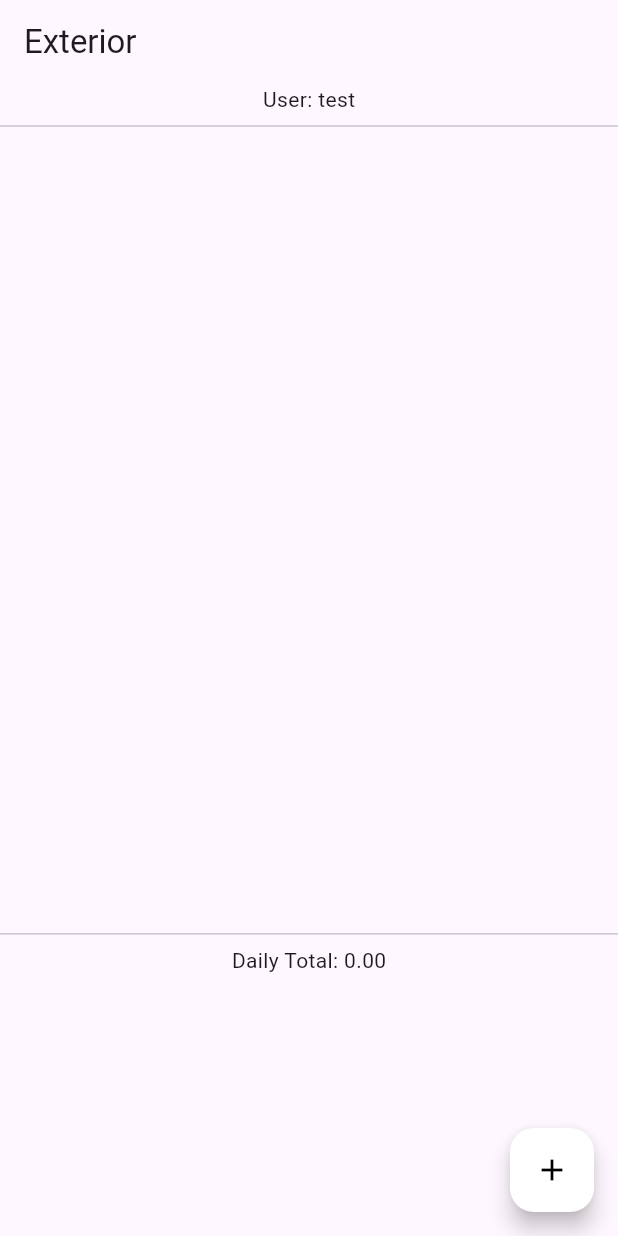
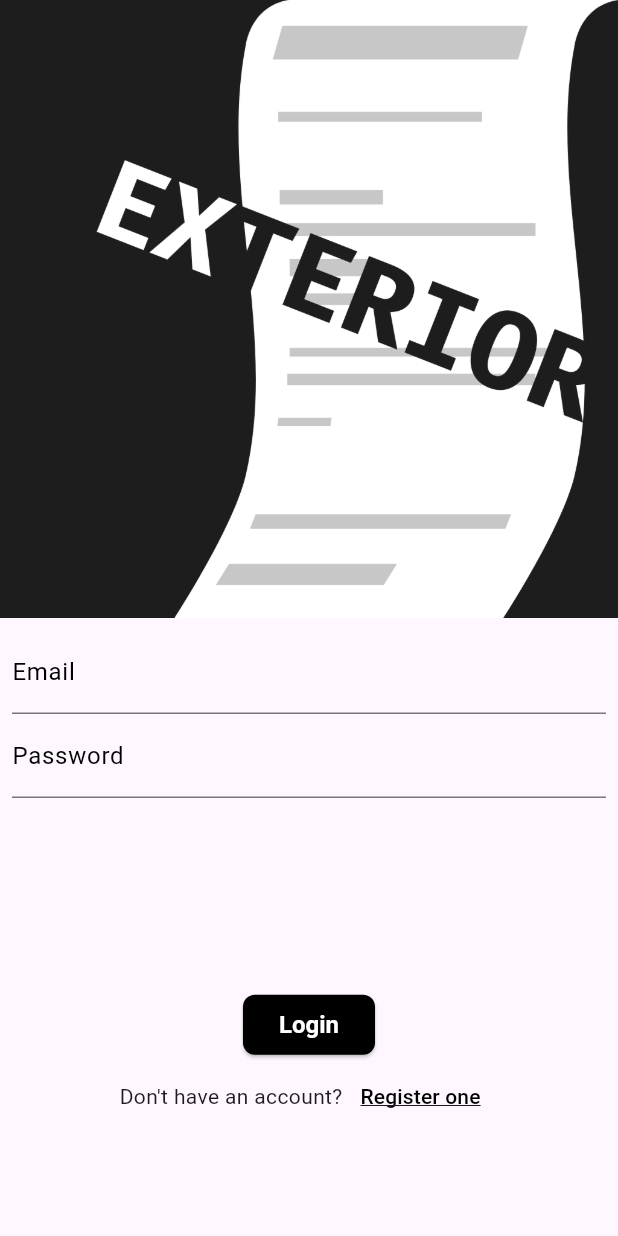
Before and after one commit to Isaac-Fate/exterior, a Flutter app: the screen it shows after launch, on a phone screen of 412 x 824 dp. Run offline on Flutter 3.47's test engine with Material 3 defaults, Android fonts, the light colour scheme and no system bars; our stand-ins replace cloud_firestore, firebase_auth, firebase_core, get, logger; accounts and stored records are empty.

Commit message:
Add login page and splash page

```diff
--- a/lib/main.dart
+++ b/lib/main.dart
@@ -2,7 +2,9 @@ import 'package:firebase_core/firebase_core.dart';
 import 'package:flutter/material.dart';
 import 'package:get/get.dart';
 import 'package:logger/logger.dart';
+import './pages/splash_page.dart';
 import './pages/home_page.dart';
+import './pages/login_page.dart';
 
 void main() async {
   // Ensure the widgets binding is initialized
@@ -37,7 +39,9 @@ class MyApp extends StatelessWidget {
       ),
       initialRoute: '/',
       routes: {
-        '/': (context) => const HomePage(),
+        '/': (context) => const SplashPage(),
+        '/login': (context) => const LoginPage(),
+        '/home': (context) => const HomePage(),
       },
       initialBinding: BindingsBuilder(() {
         Get.put(Logger(
--- /dev/null
+++ b/lib/pages/login_page.dart
@@ -0,0 +1,355 @@
+import 'package:firebase_auth/firebase_auth.dart';
+import 'package:flutter/material.dart';
+import 'package:get/get.dart';
+import 'package:logger/logger.dart';
+
+import '../widgets/custom_theme_text_field.dart';
+
+enum LoginPageMode {
+  login,
+  register,
+}
+
+class LoginPage extends StatefulWidget {
+  const LoginPage({super.key});
+
+  @override
+  State<LoginPage> createState() => _LoginPageState();
+}
+
+class _LoginPageState extends State<LoginPage> {
+  /// The current mode of the login page.
+  LoginPageMode _mode = LoginPageMode.login;
+
+  /// Whether the page is loading when the user is logging in or registering.
+  bool _isLoading = false;
+
+  /// Firebase authentication instance.
+  final _auth = FirebaseAuth.instance;
+
+  /// Controller for the username text field.
+  final _usernameController = TextEditingController();
+
+  /// Controller for the email text field.
+  final _emailController = TextEditingController();
+
+  /// Controller for the password text field.
+  final _passwordController = TextEditingController();
+
+  /// Logger.
+  final _logger = Get.find<Logger>();
+
+  @override
+  Widget build(BuildContext context) {
+    late final Widget form;
+    switch (_mode) {
+      case LoginPageMode.login:
+        form = _buildLoginForm();
+        break;
+      case LoginPageMode.register:
+        form = _buildRegisterForm();
+        break;
+    }
+
+    return Scaffold(
+      body: Center(
+        child: Stack(
+          children: [
+            Column(
+              children: [
+                // The logo image
+                SizedBox(
+                  height: MediaQuery.of(context).size.height * 0.5,
+                  child: Image.asset(
+                    'assets/icons/exterior.png',
+                    fit: BoxFit.cover,
+                  ),
+                ),
+
+                // Login or register form
+                SizedBox(
+                  height: MediaQuery.of(context).size.height * 0.5,
+                  child: form,
+                ),
+              ],
+            ),
+
+            // Loading indicator
+            if (_isLoading) ...[
+              ModalBarrier(
+                dismissible: false,
+                color: Colors.grey.withOpacity(0.3),
+              ),
+              const Center(
+                child: CircularProgressIndicator(
+                  color: Colors.black,
+                ),
+              ),
+            ],
+          ],
+        ),
+      ),
+    );
+  }
+
+  Widget _buildLoginForm() {
+    return Column(
+      children: [
+        // Text fields
+        SizedBox(
+          height: MediaQuery.of(context).size.height * 0.5 * 0.6,
+          child: Padding(
+            padding: const EdgeInsets.all(8.0),
+            child: Column(
+              children: [
+                CustomThemeTextField(
+                  controller: _emailController,
+                  labelText: 'Email',
+                ),
+                CustomThemeTextField(
+                  controller: _passwordController,
+                  labelText: 'Password',
+                ),
+              ],
+            ),
+          ),
+        ),
+
+        // Login button and register link
+        SizedBox(
+          height: MediaQuery.of(context).size.height * 0.5 * 0.4,
+          child: Column(
+            children: [
+              // Login button
+              ElevatedButton(
+                onPressed: _login,
+                style: ElevatedButton.styleFrom(
+                    backgroundColor: Colors.black,
+                    foregroundColor: Colors.white,
+                    shape: RoundedRectangleBorder(
+                      borderRadius: BorderRadius.circular(8.0),
+                    ),
+                    textStyle: const TextStyle(
+                      fontSize: 16.0,
+                      fontWeight: FontWeight.bold,
+                    )),
+                child: const Text('Login'),
+              ),
+
+              // Register link
+              Row(
+                mainAxisAlignment: MainAxisAlignment.center,
+                children: [
+                  const Text('Don\'t have an account?'),
+                  TextButton(
+                    onPressed: () {
+                      setState(() {
+                        _mode = LoginPageMode.register;
+                      });
+                    },
+                    child: const Text(
+                      'Register one',
+                      style: TextStyle(
+                        decoration: TextDecoration.underline,
+                      ),
+                    ),
+                  ),
+                ],
+              ),
+            ],
+          ),
+        ),
+      ],
+    );
+  }
+
+  Widget _buildRegisterForm() {
+    return Column(
+      children: [
+        // Text fields
+        SizedBox(
+          height: MediaQuery.of(context).size.height * 0.5 * 0.6,
+          child: Padding(
+            padding: const EdgeInsets.all(8.0),
+            child: Column(
+              children: [
+                CustomThemeTextField(
+                  controller: _emailController,
+                  labelText: 'Email',
+                ),
+                CustomThemeTextField(
+                  controller: _passwordController,
+                  labelText: 'Password',
+                ),
+              ],
+            ),
+          ),
+        ),
+
+        // Register button and login link
+        SizedBox(
+          height: MediaQuery.of(context).size.height * 0.5 * 0.4,
+          child: Column(
+            children: [
+              // Register button
+              ElevatedButton(
+                onPressed: _register,
+                style: ElevatedButton.styleFrom(
+                    backgroundColor: Colors.black,
+                    foregroundColor: Colors.white,
+                    shape: RoundedRectangleBorder(
+                      borderRadius: BorderRadius.circular(8.0),
+                    ),
+                    textStyle: const TextStyle(
+                      fontSize: 16.0,
+                      fontWeight: FontWeight.bold,
+                    )),
+                child: const Text('Register'),
+              ),
+
+              // Login link
+              Row(
+                mainAxisAlignment: MainAxisAlignment.center,
+                children: [
+                  const Text('Already have an account?'),
+                  TextButton(
+                    onPressed: () {
+                      setState(() {
+                        _mode = LoginPageMode.login;
+                      });
+                    },
+                    child: const Text(
+                      'Login',
+                      style: TextStyle(
+                        decoration: TextDecoration.underline,
+                      ),
+                    ),
+                  ),
+                ],
+              ),
+            ],
+          ),
+        ),
+      ],
+    );
+  }
+
+  _navigateToHomePage() {
+    Get.offAndToNamed('/home');
+  }
+
+  _login() async {
+    try {
+      // Loading
+      setState(() {
+        _isLoading = true;
+      });
+
+      // Sign in with email and password
+      final userCredential = await _auth.signInWithEmailAndPassword(
+        email: _emailController.text,
+        password: _passwordController.text,
+      );
+
+      // Complete loading
+      setState(() {
+        _isLoading = false;
+      });
+
+      // Get the user
+      final user = userCredential.user;
+
+      // Log
+      _logger.d('User: $user');
+
+      // If the user is not null,
+      // which means the user is successfully authenticated
+      // Navigate to the home page
+      if (user != null) {
+        _navigateToHomePage();
+      }
+    } on FirebaseAuthException catch (e) {
+      if (e.code == 'user-not-found') {
+        // Show a snackbar
+        Get.showSnackbar(
+          const GetSnackBar(
+            message: 'No user found for that email',
+            duration: Duration(seconds: 1),
+          ),
+        );
+
+        // Log
+        _logger.e('No user found for that email');
+      } else if (e.code == 'wrong-password') {
+        // Show a snackbar
+        Get.showSnackbar(
+          const GetSnackBar(
+            message: 'Wrong password provided for that user',
+            duration: Duration(seconds: 1),
+          ),
+        );
+
+        // Log
+        _logger.e('Wrong password provided for that user');
+      }
+    } catch (e) {
+      // Show a snackbar
+      Get.showSnackbar(
+        const GetSnackBar(
+          message: 'An error occurred',
+          duration: Duration(seconds: 1),
+        ),
+      );
+    }
+  }
+
+  _register() async {
+    try {
+      _logger.d('Email: ${_emailController.text}');
+      final userCredential = await _auth.createUserWithEmailAndPassword(
+        email: _emailController.text,
+        password: _passwordController.text,
+      );
+      final user = userCredential.user;
+
+      _logger.d('User: $user');
+
+      if (user != null) {}
+    } on FirebaseAuthException catch (e) {
+      if (e.code == 'weak-password') {
+        // Show a snackbar
+        Get.showSnackbar(
+          const GetSnackBar(
+            message: 'The password provided is too weak',
+            duration: Duration(seconds: 1),
+            margin: EdgeInsets.all(16.0),
+            borderRadius: 16.0,
+          ),
+        );
+
+        // Log
+        _logger.e('The password provided is too weak');
+      } else if (e.code == 'email-already-in-use') {
+        // Show a snackbar
+        Get.showSnackbar(
+          const GetSnackBar(
+            message: 'The account already exists for that email',
+            duration: Duration(seconds: 1),
+            snackPosition: SnackPosition.TOP,
+          ),
+        );
+
+        // Log
+        _logger.e('The account already exists for that email');
+      }
+    } catch (e) {
+      // Show a snackbar
+      Get.showSnackbar(
+        const GetSnackBar(
+          message: 'An error occurred',
+          duration: Duration(seconds: 1),
+        ),
+      );
+    }
+  }
+}
--- a/pubspec.yaml
+++ b/pubspec.yaml
@@ -50,6 +50,7 @@ dependencies:
   uuid: ^4.3.3
   get: ^4.6.6
   logger: ^2.0.2+1
+  firebase_auth: ^4.17.4
 
 dev_dependencies:
   flutter_test:
@@ -75,9 +76,8 @@ flutter:
   uses-material-design: true
 
   # To add assets to your application, add an assets section, like this:
-  # assets:
-  #   - images/a_dot_burr.jpeg
-  #   - images/a_dot_ham.jpeg
+  assets:
+    - assets/icons/
 
   # An image asset can refer to one or more resolution-specific "variants", see
   # https://flutter.dev/assets-and-images/#resolution-aware
```
Also changed, not shown: lib/pages/splash_page.dart (added, +66 -0 lines), pubspec.lock, 5 other files.
